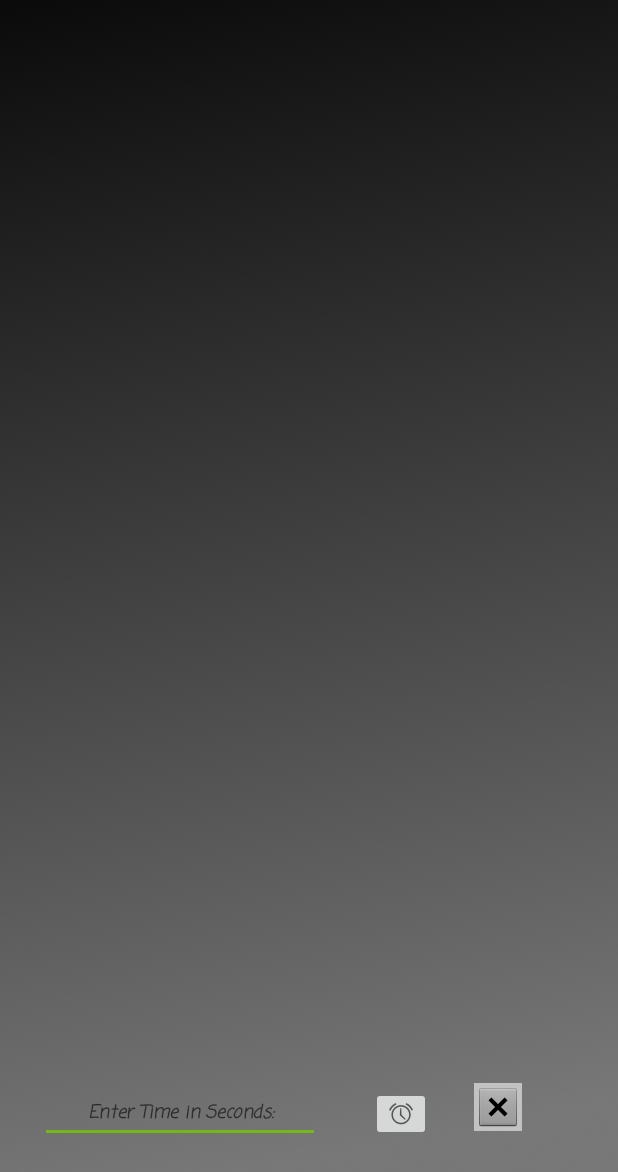
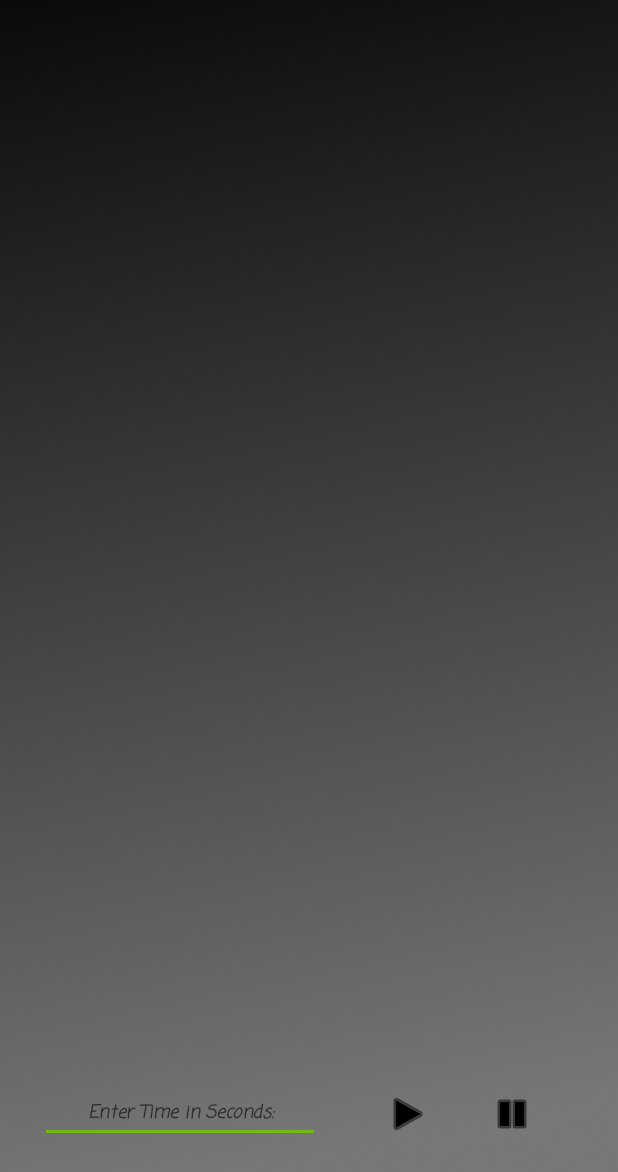
Before and after one commit to triggermike/WhateverYouWant, an Android app: the screen it shows after launch (MainActivity), on a phone screen of 412 x 824 dp. Shown: the top 1172 px of the screen. Run offline under Robolectric (Android 15) with nearby library versions, the phone set to English and light mode, and no system bars.

Commit message:
Matched button styles

```diff
--- a/app/src/main/res/layout/activity_main.xml
+++ b/app/src/main/res/layout/activity_main.xml
@@ -79,29 +79,33 @@
         android:layout_marginEnd="8dp"
         android:layout_marginStart="8dp"
         android:layout_marginTop="8dp"
+        android:backgroundTint="@android:color/transparent"
         android:contentDescription="@string/button_cd"
+        android:tint="@color/colorPrimary"
         app:layout_constraintBottom_toBottomOf="@+id/etMainUserInput"
         app:layout_constraintEnd_toEndOf="parent"
         app:layout_constraintHorizontal_bias="0.18"
         app:layout_constraintStart_toEndOf="@+id/etMainUserInput"
         app:layout_constraintTop_toTopOf="@+id/etMainUserInput"
-        app:srcCompat="@android:drawable/ic_lock_idle_alarm" />
+        app:srcCompat="@android:drawable/ic_media_play" />
 
     <ImageButton
         android:id="@+id/btnMainStop"
         android:layout_width="wrap_content"
-        android:layout_height="wrap_content"
+        android:layout_height="0dp"
         android:layout_marginBottom="8dp"
         android:layout_marginEnd="8dp"
         android:layout_marginStart="8dp"
         android:layout_marginTop="8dp"
-        android:background="@color/colorBackground"
-        android:src="@android:drawable/btn_dialog"
-        app:layout_constraintBottom_toBottomOf="parent"
+        android:background="@android:color/transparent"
+        android:backgroundTint="@android:color/transparent"
+        android:contentDescription="@string/button_stp"
+        android:src="@android:drawable/ic_media_pause"
+        android:tint="@android:color/black"
+        app:layout_constraintBottom_toBottomOf="@+id/btnMainUserInput"
         app:layout_constraintEnd_toEndOf="parent"
         app:layout_constraintHorizontal_bias="0.27"
         app:layout_constraintStart_toEndOf="@+id/btnMainUserInput"
-        app:layout_constraintTop_toTopOf="parent"
-        app:layout_constraintVertical_bias="0.92" />
+        app:layout_constraintTop_toTopOf="@+id/btnMainUserInput" />
 
 </android.support.constraint.ConstraintLayout>
--- a/app/src/main/res/values/strings.xml
+++ b/app/src/main/res/values/strings.xml
@@ -2,6 +2,7 @@
     <string name="app_name">Outta Time</string>
     <string name="user_input_hint">Enter Time in Seconds:</string>
     <string name="button_cd">Press button to start timer</string>
+    <string name="button_stp">Press button to cancel timer</string>
     <string name="done">Zero!! That airhorn scared the chips out of me…</string>
     <string name="no_time">Please enter a time</string>
     <string name="almost_done">ALMOST!!</string>
--- a/build.gradle
+++ b/build.gradle
@@ -1,7 +1,7 @@
 // Top-level build file where you can add configuration options common to all sub-projects/modules.
 
 buildscript {
-    ext.kotlin_version = '1.2.41'
+    ext.kotlin_version = '1.2.50'
     repositories {
         google()
         jcenter()
```
